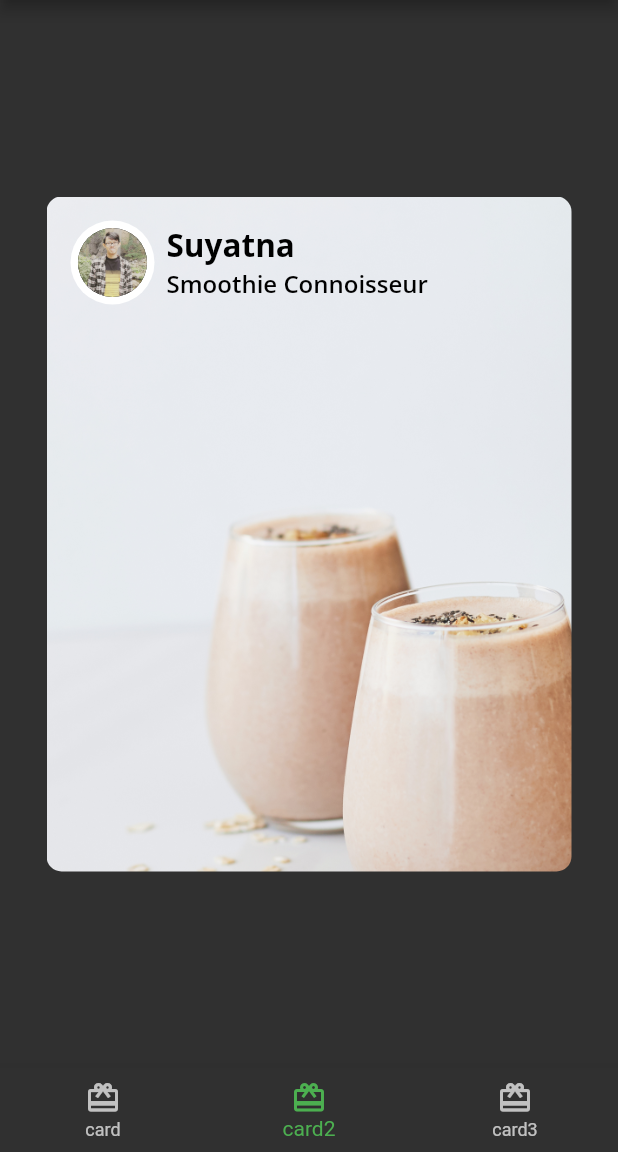
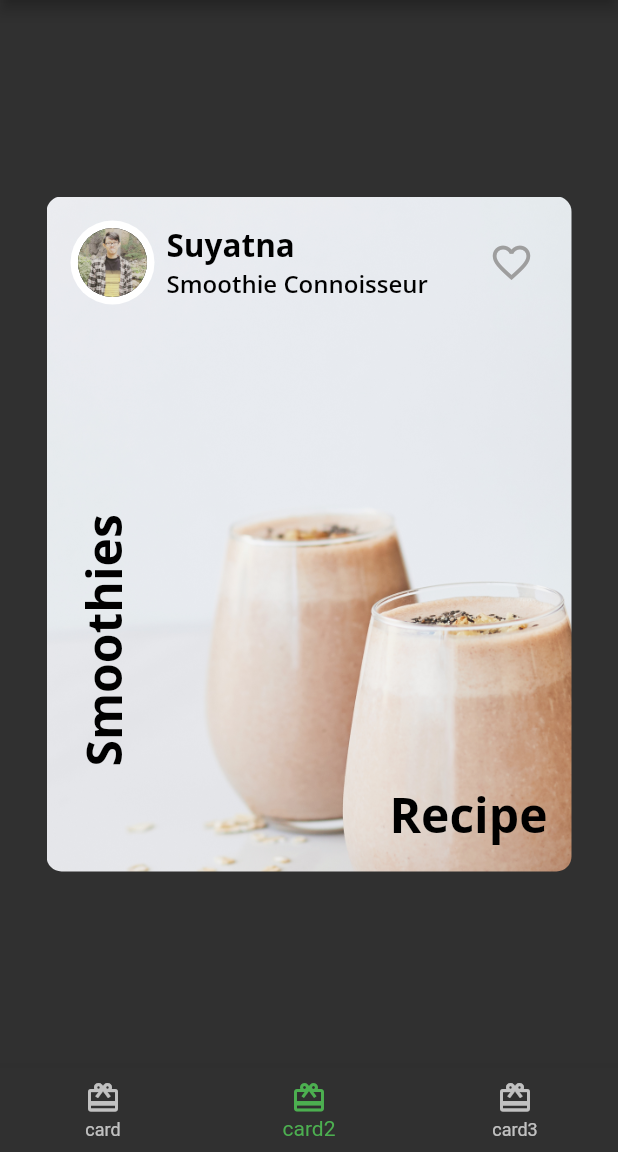
Before and after one commit to zuyatna/cicipcicip, a Flutter app: the screen it shows after launch, item 2 of the bottom bar chosen, on a phone screen of 412 x 824 dp, the part 84-1236 px from its top. Run offline on Flutter 3.47's test engine with Material 2 defaults, Android fonts, the phone set to English and light mode, and no system bars; our stand-ins replace google_fonts.

Commit message:
complete decorating card2.dart

```diff
--- a/lib/card/author_card.dart
+++ b/lib/card/author_card.dart
@@ -14,7 +14,7 @@ class AuthorCard extends StatelessWidget {
     return Container(
       padding: const EdgeInsets.all(16),
       child: Row(
-        // TODO 3: Add alignment
+        mainAxisAlignment: MainAxisAlignment.spaceBetween,
         children: [
           Row(
             children: [
@@ -35,7 +35,15 @@ class AuthorCard extends StatelessWidget {
               )
             ],
           ),
-          // TODO 2: Add IconButton
+          IconButton(
+            icon: const Icon(Icons.favorite_border),
+            iconSize: 30,
+            color: Colors.grey,
+            onPressed: () {
+              const snackBar = SnackBar(content: Text('Favorite Pressed'));
+              ScaffoldMessenger.of(context).showSnackBar(snackBar);
+            },
+          )
         ],
       ),
     );
--- a/lib/card/card2.dart
+++ b/lib/card/card2.dart
@@ -1,5 +1,6 @@
 import 'package:flutter/material.dart';
 import 'package:cicipcicip/card/author_card.dart';
+import 'package:cicipcicip/theme/cicipcicip_theme.dart';
 
 class Card2 extends StatelessWidget {
   const Card2({Key? key}) : super(key: key);
@@ -20,13 +21,37 @@ class Card2 extends StatelessWidget {
           borderRadius: BorderRadius.all(Radius.circular(10.0)),
         ),
         child: Column(
-          children: const [
-            AuthorCard(
+          children: [
+            const AuthorCard(
               authorName: 'Suyatna ',
               title: 'Smoothie Connoisseur',
               imageProvider: AssetImage('assets/Suyatna_Pas.jpg'),
             ),
-            // TODO 4: Add positioned text
+            Expanded(
+              child: Stack(
+                children: [
+                  Positioned(
+                    bottom: 16,
+                    right: 16,
+                    child: Text(
+                      'Recipe',
+                      style: CicipcicipTheme.lightTextTheme.headline1,
+                    ),
+                  ),
+                  Positioned(
+                    bottom: 70,
+                    left: 16,
+                    child: RotatedBox(
+                      quarterTurns: 3,
+                      child: Text(
+                        'Smoothies',
+                        style: CicipcicipTheme.lightTextTheme.headline1,
+                      ),
+                    ),
+                  )
+                ],
+              ),
+            )
           ],
         ),
       ),
```
